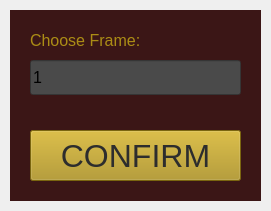
First picture: the form in src/LiveViewPrompt.ui, repository EeveeWhitefire/Malenia-VMS, before the edit.
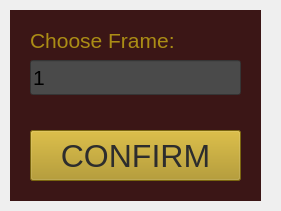
Second picture: the form after the edit.

Patch:
```diff
--- a/src/LiveViewPrompt.ui
+++ b/src/LiveViewPrompt.ui
@@ -6,10 +6,22 @@
    <rect>
     <x>0</x>
     <y>0</y>
-    <width>271</width>
+    <width>281</width>
     <height>211</height>
    </rect>
   </property>
+  <property name="minimumSize">
+   <size>
+    <width>281</width>
+    <height>211</height>
+   </size>
+  </property>
+  <property name="maximumSize">
+   <size>
+    <width>281</width>
+    <height>211</height>
+   </size>
+  </property>
   <property name="windowTitle">
    <string>Live View</string>
   </property>
@@ -30,13 +42,13 @@
      <rect>
       <x>20</x>
       <y>20</y>
-      <width>121</width>
+      <width>181</width>
       <height>21</height>
      </rect>
     </property>
     <property name="font">
      <font>
-      <pointsize>12</pointsize>
+      <pointsize>16</pointsize>
      </font>
     </property>
     <property name="styleSheet">
@@ -79,7 +91,7 @@
     </property>
     <property name="font">
      <font>
-      <pointsize>12</pointsize>
+      <pointsize>16</pointsize>
      </font>
     </property>
     <property name="styleSheet">
```
